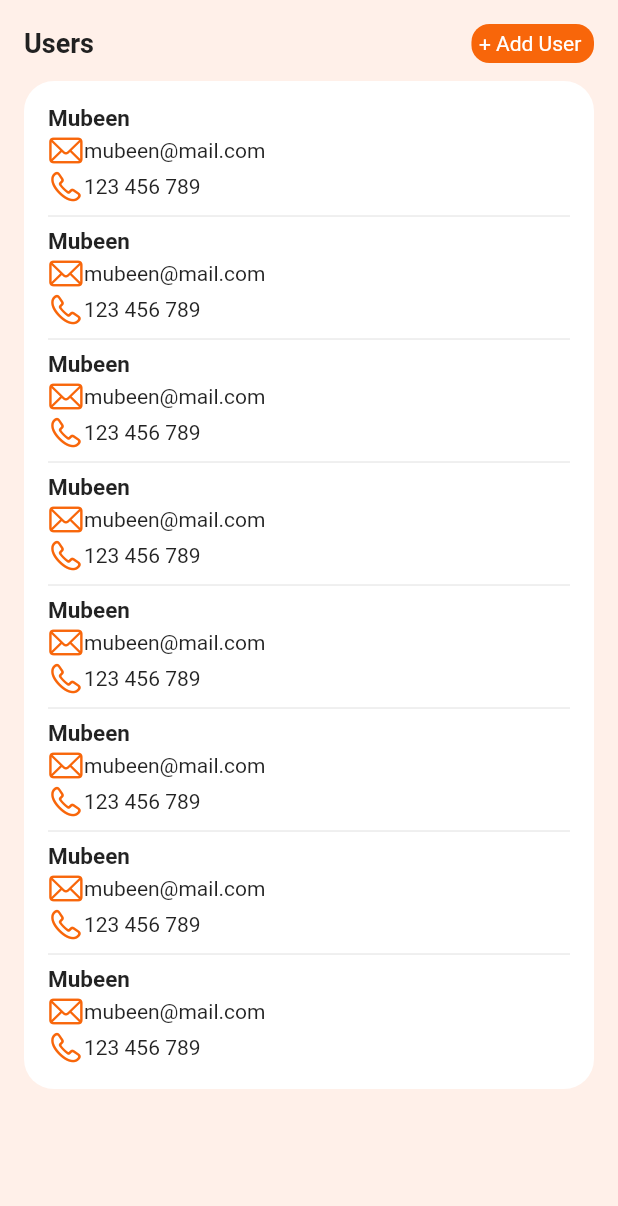
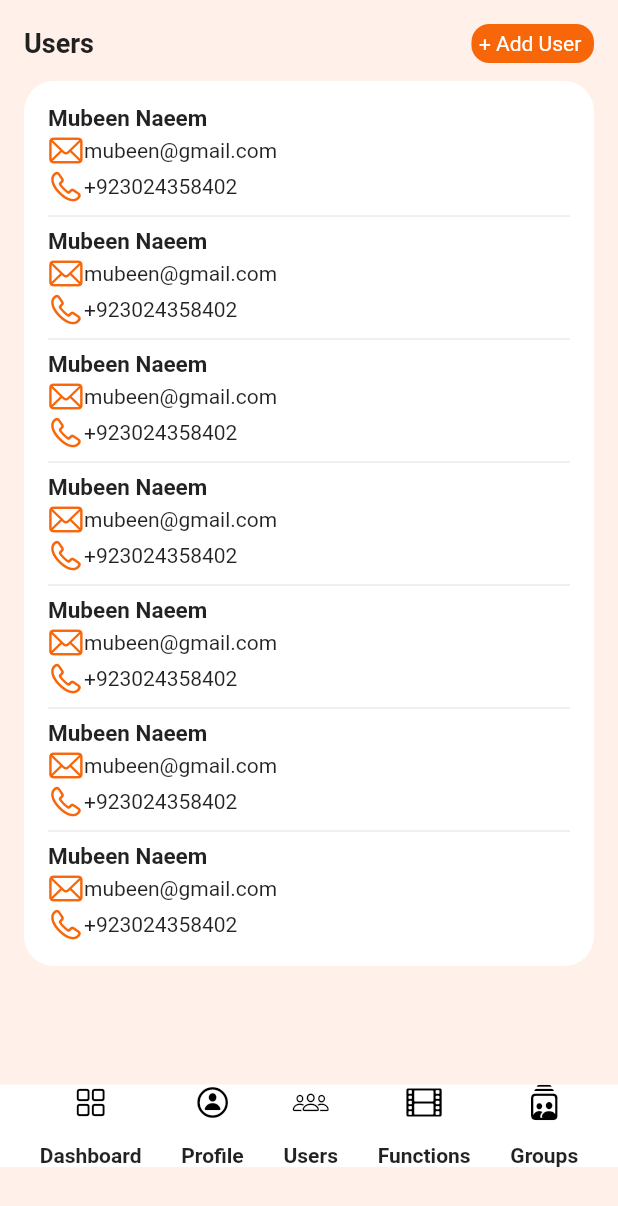
Before and after one commit to AbdulKhaliqIdrees/users, a Flutter app: the screen it shows after launch, on a phone screen of 412 x 824 dp. Shown: the top 1206 px of the screen. Run offline on Flutter 3.47's test engine with Material 2 defaults, Android fonts, the phone set to English and light mode, and no system bars.

Commit message:
final code

```diff
--- a/lib/views/body_for_mobile.dart
+++ b/lib/views/body_for_mobile.dart
@@ -1,6 +1,5 @@
 import 'package:flutter/cupertino.dart';
 import 'package:flutter/material.dart';
-import 'package:users/widgets/mobile_body_item.dart';
 
 class BodyForMobile extends StatelessWidget {
   const BodyForMobile({Key? key}) : super(key: key);
@@ -15,10 +14,6 @@ class BodyForMobile extends StatelessWidget {
       child: Column(
         crossAxisAlignment: CrossAxisAlignment.start,
         children: [
-          // MobileBodyItem("abdulkhaliq@gmail.com", "+923024358402"),
-          // MobileBodyItem("ali@gmail.com", "+923024092642"),
-          // MobileBodyItem("aliahmad@gmail.com", "+923046716159"),
-          // MobileBodyItem("naeem@gmail.com", "+923094672653"),
           Padding(
             padding: EdgeInsets.only(left: 25, top: 20, bottom: 30),
             child: Text(
--- a/lib/views/botom_navigation_bar.dart
+++ b/lib/views/botom_navigation_bar.dart
@@ -6,20 +6,24 @@ class BotomNavigationBar extends StatelessWidget {
 
   @override
   Widget build(BuildContext context) {
-    return Container(
+    return Padding(
+      padding: EdgeInsets.only(top: 63),
+      child: Container(
         color: Color(0xffFFFFFF),
         child: Row(
           mainAxisAlignment: MainAxisAlignment.spaceEvenly,
           children: [
             IconsForBottomNavigationBar(
                 CupertinoIcons.square_grid_2x2, "Dashboard"),
-          IconsForBottomNavigationBar(CupertinoIcons.person_circle, "Profile"),
+            IconsForBottomNavigationBar(
+                CupertinoIcons.person_circle, "Profile"),
             IconsForBottomNavigationBar(CupertinoIcons.group, "Users"),
             IconsForBottomNavigationBar(CupertinoIcons.film, "Functions"),
             IconsForBottomNavigationBar(
                 CupertinoIcons.person_2_square_stack, "Groups"),
           ],
         ),
+      ),
     );
   }
 }
--- a/lib/views/my_body.dart
+++ b/lib/views/my_body.dart
@@ -57,7 +57,7 @@ class MyBody extends StatelessWidget {
                           separatorBuilder: (_, __) {
                             return const Divider();
                           },
-                          itemCount: 8,
+                          itemCount: 7,
                         ),
                       ],
                     ),
--- a/lib/views/my_home.dart
+++ b/lib/views/my_home.dart
@@ -1,15 +1,11 @@
 import 'package:flutter/material.dart';
 import 'package:users/global/global.dart';
-//import 'package:users/views/ap_bar_for_mobile.dart';
+import 'package:users/views/botom_navigation_bar.dart';
 import 'package:users/views/sidebar.dart';
 import 'package:users/views/my_body.dart';
-//import 'package:users/views/body_for_mobile.dart';
-//import 'package:users/views/botom_navigation_bar.dart';
 
 class MyHome extends StatelessWidget {
   const MyHome({Key? key}) : super(key: key);
-
-  // ternary operator
 
   @override
   Widget build(BuildContext context) {
@@ -17,10 +13,15 @@ class MyHome extends StatelessWidget {
       backgroundColor: Color(0xffFFF0E9),
       body: SafeArea(
         child: SingleChildScrollView(
-          child: Row(
+          child: Column(
             children: [
-              if (!isMobile(context)) const SideBar(),
-              const Expanded(child: MyBody()),
+              Row(
+                children: [
+                  if (!isMobile(context)) const SideBar(),
+                  const Expanded(child: MyBody()),
+                ],
+              ),
+              if (isMobile(context)) const BotomNavigationBar(),
             ],
           ),
         ),
--- a/lib/widgets/icons_for_bottom_navigation_bar.dart
+++ b/lib/widgets/icons_for_bottom_navigation_bar.dart
@@ -14,6 +14,9 @@ class IconsForBottomNavigationBar extends StatelessWidget {
           icon,
           color: Colors.black,
         ),
+        SizedBox(
+          height: 15,
+        ),
         Text(
           iconname,
           style: TextStyle(
--- a/lib/widgets/mobile_body_item.dart
+++ b/lib/widgets/mobile_body_item.dart
@@ -1,5 +1,4 @@
 import 'package:flutter/cupertino.dart';
-import 'package:flutter/material.dart';
 
 class MobileBodyItem extends StatelessWidget {
   const MobileBodyItem({Key? key}) : super(key: key);
@@ -10,7 +9,7 @@ class MobileBodyItem extends StatelessWidget {
       crossAxisAlignment: CrossAxisAlignment.start,
       children: [
         const Text(
-          "Mubeen",
+          "Mubeen Naeem",
           style: TextStyle(
             fontWeight: FontWeight.bold,
             fontSize: 15,
@@ -22,7 +21,7 @@ class MobileBodyItem extends StatelessWidget {
               CupertinoIcons.mail,
               color: Color(0xffF8660A),
             ),
-            Text('mubeen@mail.com'),
+            Text('mubeen@gmail.com'),
           ],
         ),
         Row(
@@ -31,7 +30,7 @@ class MobileBodyItem extends StatelessWidget {
               CupertinoIcons.phone,
               color: Color(0xffF8660A),
             ),
-            Text('123 456 789'),
+            Text('+923024358402'),
           ],
         ),
       ],
```
Lines whose indentation alone changed are shown as unchanged.
